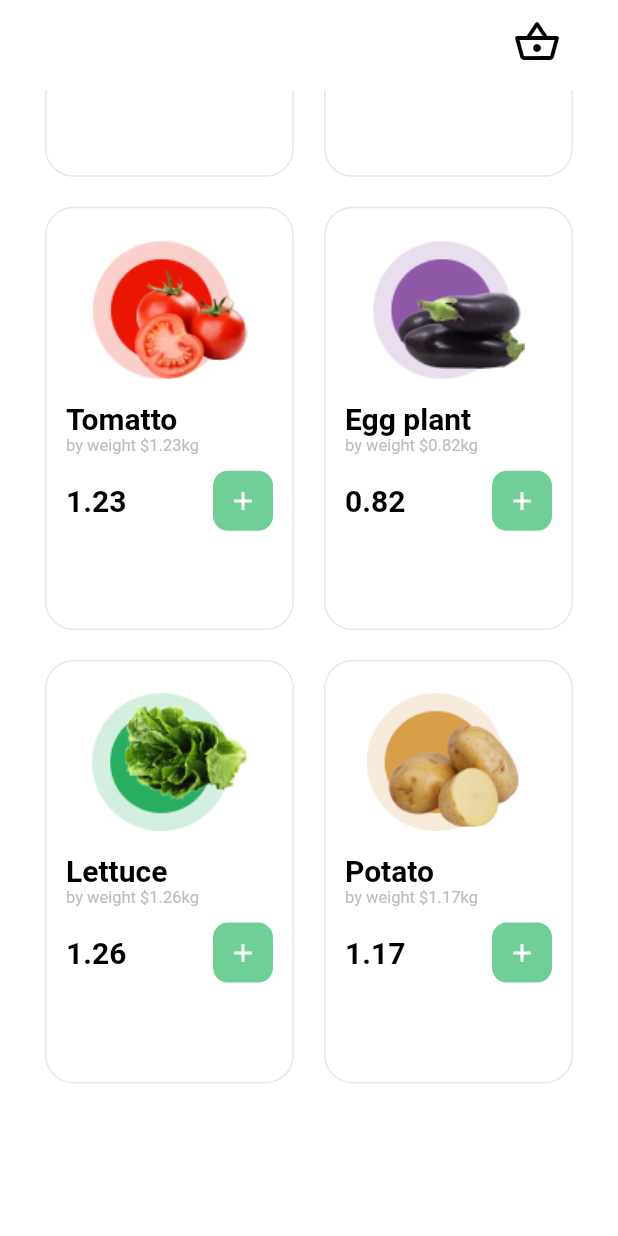
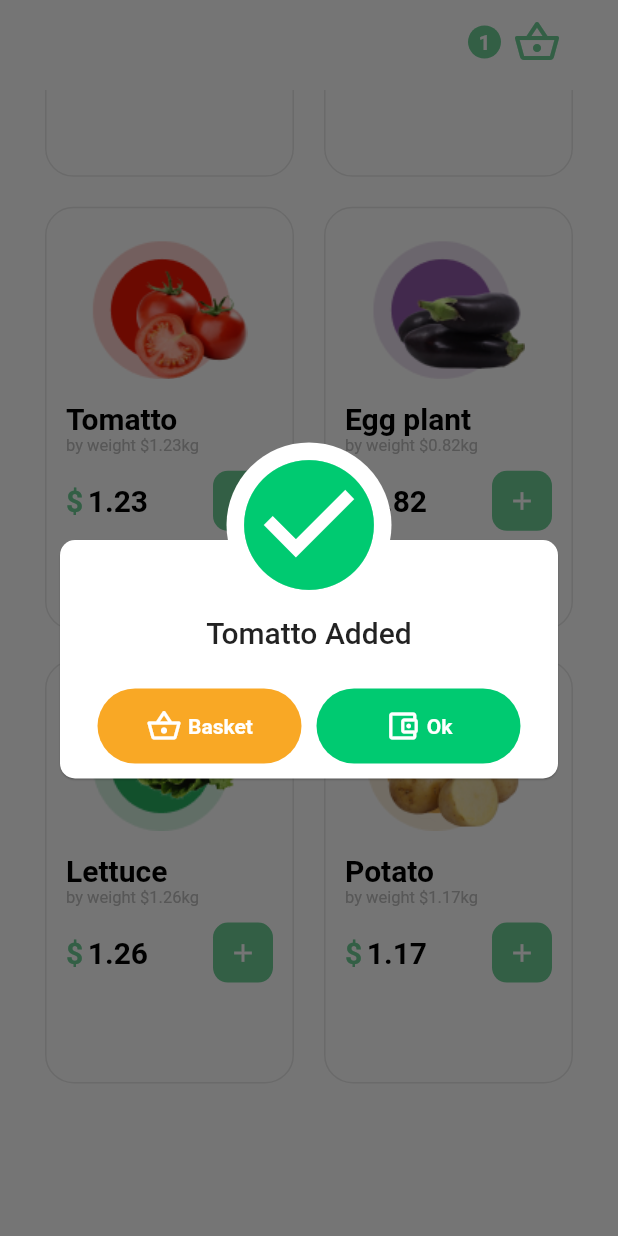
Before and after one commit to serifselim/greengrocer_app, a Flutter app: the screen it shows after launch, scrolled down 507 dp, after a tap on the "add" icon, on a phone screen of 412 x 824 dp. Run offline on Flutter 3.47's test engine with Material 2 defaults, Android fonts, the phone set to English and light mode, and no system bars; our stand-ins replace awesome_dialog.

Commit message:
project ended

```diff
--- a/lib/components/home/home_products_list.dart
+++ b/lib/components/home/home_products_list.dart
@@ -1,3 +1,4 @@
+import 'package:awesome_dialog/awesome_dialog.dart';
 import 'package:flutter/material.dart';
 import 'package:greengrocer_app/provider/product.dart';
 import 'package:greengrocer_app/provider/provider_modal.dart';
@@ -11,27 +12,50 @@ class HomeProductsList extends StatelessWidget {
   @override
   Widget build(BuildContext context) {
     // Grid Settings
-    const gridDelegate = SliverGridDelegateWithFixedCrossAxisCount(
+    const SliverGridDelegate _gridDelegate =
+        SliverGridDelegateWithFixedCrossAxisCount(
       crossAxisCount: 2,
       crossAxisSpacing: 20.0,
       mainAxisSpacing: 20.0,
       childAspectRatio: 1 / 1.7,
     );
 
+    double _height = MediaQuery.of(context).size.height * 1.2;
+
     return SizedBox(
-      height: MediaQuery.of(context).size.height * 1.2,
+      height: _height,
       child: GridView.builder(
         physics: const NeverScrollableScrollPhysics(),
         itemCount: data.productsList.length,
-        gridDelegate: gridDelegate,
+        gridDelegate: _gridDelegate,
         itemBuilder: (BuildContext context, int index) {
           Product product = data.productsList[index];
           return HomeProductsListItem(
-            product: product,
-            onPressed: () => data.addToBasketFromProducts(product),
-          );
+              product: product,
+              onPressed: () {
+                data.addToBasketFromProducts(product);
+                addedItemDialog(context, product).show();
+              });
         },
       ),
     );
   }
+
+  AwesomeDialog addedItemDialog(BuildContext context, Product product) {
+    return AwesomeDialog(
+      context: context,
+      dialogType: DialogType.SUCCES,
+      animType: AnimType.TOPSLIDE,
+      title: '${product.name} Added',
+      btnCancelColor: Colors.yellow[800],
+      btnCancelIcon: Icons.shopping_basket_outlined,
+      btnCancelText: 'Basket',
+      btnOkText: 'Ok',
+      btnOkIcon: Icons.account_balance_wallet_outlined,
+      btnCancelOnPress: () {
+        Navigator.pushNamed(context, '/basket');
+      },
+      btnOkOnPress: () {},
+    );
+  }
 }
--- a/lib/components/home/home_products_list_item.dart
+++ b/lib/components/home/home_products_list_item.dart
@@ -18,31 +18,52 @@ class HomeProductsListItem extends StatelessWidget {
       child: Column(
         crossAxisAlignment: CrossAxisAlignment.start,
         children: <Widget>[
-          Container(
-            alignment: Alignment.center,
-            margin: const EdgeInsets.only(top: 8.0, bottom: 15.0),
-            child: kImage(
-              product.imageFilePath,
+          productImage(),
+          productTitle(context),
+          productDescription(context),
+          productDetails(context)
+        ],
       ),
-          ),
-          kTitleH2(
+    );
+  }
+
+  Text productTitle(BuildContext context) {
+    return kTitleH2(
       context: context,
       title: product.name,
-          ),
-          kDecs(
+    );
+  }
+
+  Text productDescription(BuildContext context) {
+    return kDecs(
       context: context,
       text: product.weight,
-          ),
-          Container(
+    );
+  }
+
+  Container productDetails(BuildContext context) {
+    return Container(
       margin: const EdgeInsets.only(top: 10.0),
       child: Row(
         mainAxisAlignment: MainAxisAlignment.spaceBetween,
         children: <Widget>[
+          Row(
+            children: [
+              kDolarIcon(context: context),
               kTitleH2(
                 context: context,
                 title: product.price.toString(),
               ),
-                Container(
+            ],
+          ),
+          addProductButton()
+        ],
+      ),
+    );
+  }
+
+  Container addProductButton() {
+    return Container(
       height: 40.0,
       width: 40.0,
       decoration: buttonDecoration(),
@@ -54,17 +75,19 @@ class HomeProductsListItem extends StatelessWidget {
           color: Colors.white,
         ),
       ),
-                )
-              ],
-            ),
-          )
-        ],
+    );
+  }
+
+  Container productImage() {
+    return Container(
+      alignment: Alignment.center,
+      margin: const EdgeInsets.only(top: 8.0, bottom: 15.0),
+      child: kImage(
+        product.imageFilePath,
       ),
     );
   }
 
   // Style Side
 
-
-
 }
--- a/lib/components/nav/nav_bar.dart
+++ b/lib/components/nav/nav_bar.dart
@@ -1,10 +1,14 @@
+// ignore_for_file: unused_local_variable
+
 import 'package:flutter/material.dart';
 
 class NavBar extends StatelessWidget with PreferredSizeWidget {
   final dynamic currentRoute;
+  final int basketCount;
 
   const NavBar({
     required this.currentRoute,
+    required this.basketCount,
     Key? key,
   }) : super(key: key);
 
@@ -23,19 +27,38 @@ class NavBar extends StatelessWidget with PreferredSizeWidget {
   }
 
   Container basketButton(BuildContext context) {
+    final String basketCountText = basketCount.toString();
+
     return Container(
         margin: const EdgeInsets.only(right: 30.0),
-      child: IconButton(
+        child: Row(
+          children: <Widget>[
+            basketCount > 0 ? Container(
+              alignment: Alignment.center,
+              width: 22.0,
+              height: 22.0,
+              decoration: const BoxDecoration(
+                  shape: BoxShape.circle, color: Color(0xFF6FCF97)),
+              child: Text(
+                basketCountText,
+                style: const TextStyle(
+                  color: Colors.white,
+                  fontWeight: FontWeight.bold,
+                ),
+              ),
+            ) : Container(),
+            IconButton(
               onPressed: () {
                 Navigator.pushNamed(context, '/basket');
               },
-        icon: const Icon(
+              icon: Icon(
                 Icons.shopping_basket_outlined,
-          color: Colors.black,
+                color: basketCount > 0 ? const Color(0xFF6FCF97) : Colors.black,
                 size: 32.0,
               ),
             ),
-    );
+          ],
+        ));
   }
 
   Container backButton(BuildContext context) {
--- a/lib/constants/widget_constants.dart
+++ b/lib/constants/widget_constants.dart
@@ -12,6 +12,21 @@ Image kImage(String asset) {
   );
 }
 
+
+Container kDolarIcon({required BuildContext context, double size = 20.0}) {
+  return Container(
+    margin: const EdgeInsets.only(right: 3.0),
+    child: Text(
+      '\$',
+      style: TextStyle(
+        color: const Color(0xFF6FCF97),
+        fontSize: size,
+        fontWeight: FontWeight.bold,
+      ),
+    ),
+  );
+}
+
 // Text Widgets
 SizedBox kTitleH1({required BuildContext context, required String title}) {
   return SizedBox(
@@ -23,7 +38,10 @@ SizedBox kTitleH1({required BuildContext context, required String title}) {
   );
 }
 
-Text kTitleH2({required BuildContext context, required String title}) {
+Text kTitleH2(
+    {required BuildContext context,
+    required String title,
+    Color color = Colors.black}) {
   return Text(
     title,
     style: Theme.of(context).textTheme.headline2,
@@ -37,7 +55,7 @@ Text kTitleH5({required BuildContext context, required String title}) {
   );
 }
 
-Text kDecs({required BuildContext context, required String text}){
+Text kDecs({required BuildContext context, required String text}) {
   return Text(
     text,
     style: Theme.of(context).textTheme.caption,
--- a/lib/main.dart
+++ b/lib/main.dart
@@ -1,7 +1,6 @@
 import 'package:flutter/material.dart';
 import 'package:greengrocer_app/provider/provider_modal.dart';
 import 'package:greengrocer_app/views/basket/basket_page.dart';
-import 'package:greengrocer_app/views/detail/detail_page.dart';
 import 'package:greengrocer_app/views/home/home_page.dart';
 import 'package:provider/provider.dart';
 
@@ -25,8 +24,7 @@ class GreenGrocerApp extends StatelessWidget {
       initialRoute: '/',
       routes: {
         '/': (context) => HomePage(context),
-        '/detail': (context) => DetailPage(),
-        '/basket': (context) => BasketPage()
+        '/basket': (context) => const BasketPage()
       },
     );
   }
--- a/lib/provider/product.dart
+++ b/lib/provider/product.dart
@@ -13,7 +13,7 @@ class Product {
     required this.price,
   });
 
-  void changeIsDeleteActive(){
+  void changeIsDeletable(){
     isDeletable = !isDeletable;
   }
 }
--- a/lib/provider/provider_modal.dart
+++ b/lib/provider/provider_modal.dart
@@ -5,9 +5,10 @@ import 'package:greengrocer_app/provider/product.dart';
 
 class ProductModal extends ChangeNotifier {
   List<Product> productsList = [];
-  List<dynamic> basketList = [];
+  List<Product> basketList = [];
   double totalPrice = 0;
 
+  // Products Funcs
   Future<void> getProductsFromJson() async {
     const String assetURL = 'assets/data/items.json';
     List<dynamic> productsData = await convertJsonFile(assetURL);
@@ -39,29 +40,8 @@ class ProductModal extends ChangeNotifier {
     return products;
   }
 
-  void addToBasketFromProducts(Product currentProduct) {
-    bool isThere = false;
 
-    if (basketList.isEmpty) {
-      basketList.add(currentProduct);
-      totalPrice = getTotalPrice();
-    } else {
-      for (var basketItem in basketList) {
-        if (basketItem.name == currentProduct.name) {
-          isThere = true;
-          changeTotalCount(currentProduct: basketItem, process: "+");
-        }
-      }
-      if (!isThere) {
-        basketList.add(currentProduct);
-        totalPrice = getTotalPrice();
-      } else {
-        print('there is!');
-      }
-    }
-    notifyListeners();
-  }
-
+  // Price and Count Funcs
   double getTotalPrice() {
     double totalPrice = 0.0;
     if (basketList.isNotEmpty) {
@@ -92,9 +72,38 @@ class ProductModal extends ChangeNotifier {
     notifyListeners();
   }
 
+
+  // Basket Funcs
+  void addToBasketFromProducts(Product currentProduct) {
+    bool isThere = false;
+
+    if (basketList.isEmpty) {
+      basketList.add(currentProduct);
+      totalPrice = getTotalPrice();
+    } else {
+      for (var basketItem in basketList) {
+        if (basketItem.name == currentProduct.name) {
+          isThere = true;
+          changeTotalCount(currentProduct: basketItem, process: "+");
+        }
+      }
+      if (!isThere) {
+        basketList.add(currentProduct);
+        totalPrice = getTotalPrice();
+      }
+    }
+    notifyListeners();
+  }
+
   void deleteProductFromBasketList(Product product) {
     basketList.remove(product);
     totalPrice = getTotalPrice();
     notifyListeners();
   }
+
+  void clearBasketList() {
+    basketList.clear();
+    totalPrice = getTotalPrice();
+    notifyListeners();
+  }
 }
--- a/lib/views/basket/basket_page.dart
+++ b/lib/views/basket/basket_page.dart
@@ -22,6 +22,7 @@ class _BasketPageState extends State<BasketPage> {
     return Consumer<ProductModal>(builder: (context, data, child) {
       return Scaffold(
           appBar: NavBar(
+            basketCount: data.basketList.length,
             currentRoute: ModalRoute.of(context)?.settings.name,
           ),
           body: Column(
--- a/lib/views/home/home_page.dart
+++ b/lib/views/home/home_page.dart
@@ -1,3 +1,5 @@
+// ignore_for_file: must_be_immutable
+
 import 'package:flutter/material.dart';
 import 'package:greengrocer_app/components/home/home_products_list.dart';
 import 'package:greengrocer_app/components/nav/nav_bar.dart';
@@ -27,12 +29,15 @@ class _HomePageState extends State<HomePage> {
 
   @override
   Widget build(BuildContext context) {
+    final String? routeName = ModalRoute.of(context)?.settings.name;
+
     return Consumer<ProductModal>(
       builder: (context, data, child) {
         var products = data.productsList;
         return Scaffold(
           appBar: NavBar(
-            currentRoute: ModalRoute.of(context)?.settings.name,
+            basketCount : data.basketList.length,
+            currentRoute: routeName,
           ),
           body: Container(
             padding: const EdgeInsets.symmetric(horizontal: 30.0),
--- a/pubspec.yaml
+++ b/pubspec.yaml
@@ -35,6 +35,7 @@ dependencies:
   # Use with the CupertinoIcons class for iOS style icons.
   cupertino_icons: ^1.0.2
   provider: ^6.0.1
+  awesome_dialog: ^2.1.1
 
 dev_dependencies:
   flutter_test:
```
Also changed, not shown: lib/components/basket/basket_list.dart (+4 -6 lines), lib/components/basket/basket_list_item.dart (+14 -11 lines), lib/components/basket/basket_purchase.dart (+65 -26 lines), lib/views/detail/detail_page.dart (deleted, +0 -27 lines), lib/components/home/home_banner.dart (deleted), pubspec.lock. Lines whose indentation alone changed are shown as unchanged.
